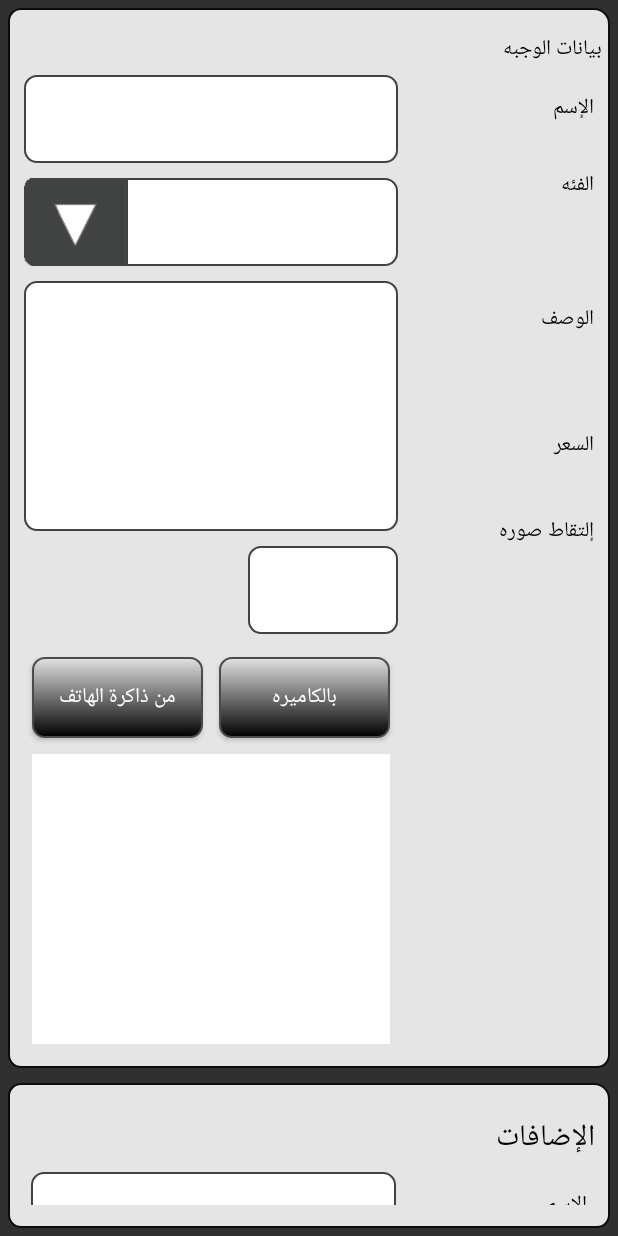
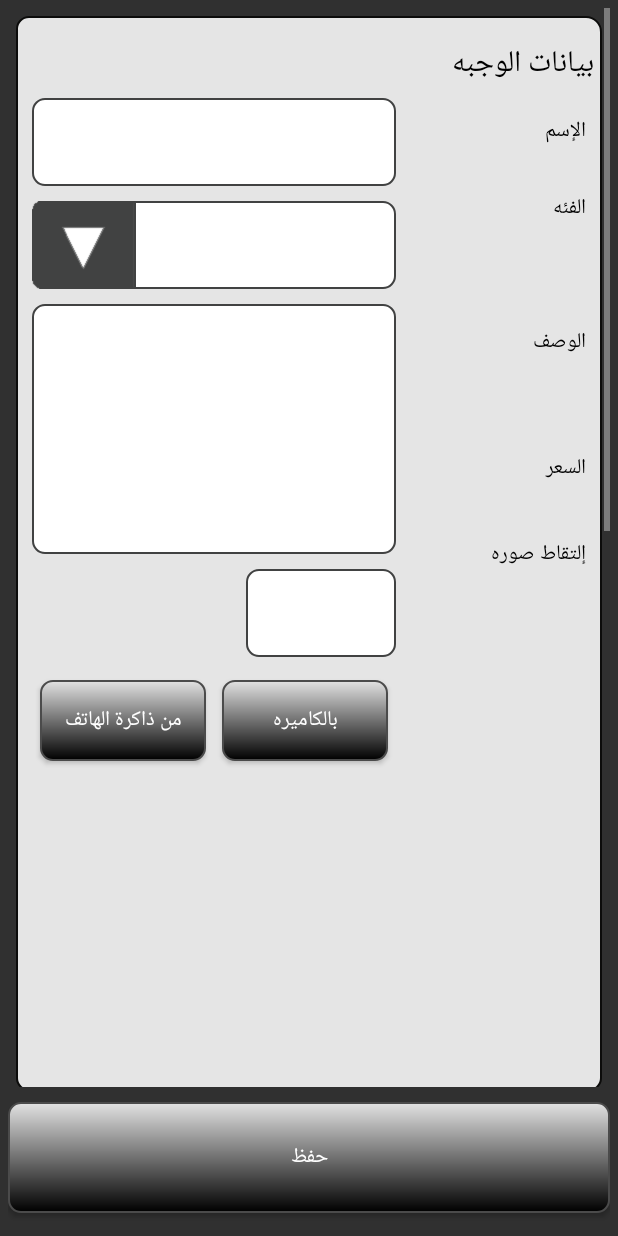
Before and after one commit to raedhosny/TastyHomeMade, an Android app: the layout fragment_add_foods_and_drinks.xml on its own in the app's theme, with its tools: preview values and no code run, on a phone screen of 412 x 824 dp. Run offline under Robolectric (Android 15) with nearby library versions, the phone set to English and light mode, and no system bars.

Commit message:
First Version

```diff
--- a/app/src/main/AndroidManifest.xml
+++ b/app/src/main/AndroidManifest.xml
@@ -2,9 +2,13 @@
 <manifest xmlns:android="http://schemas.android.com/apk/res/android"
     package="com.tastyhomemade.tastyhomemade">
 <uses-permission android:name="android.permission.INTERNET"></uses-permission>
+    <uses-feature android:name="android.hardware.camera"
+        android:required="true" />
+
+
+
     <application
         android:allowBackup="true"
-        android:icon="@mipmap/ic_launcher"
         android:label="@string/app_name"
         android:supportsRtl="true"
         android:theme="@style/AppTheme"
--- a/app/src/main/res/layout/activity_splash.xml
+++ b/app/src/main/res/layout/activity_splash.xml
@@ -2,6 +2,7 @@
 <LinearLayout xmlns:android="http://schemas.android.com/apk/res/android"
     android:layout_width="match_parent"
     android:layout_height="match_parent" android:padding="0dp" android:layout_margin="0dp"
+    android:gravity="bottom|fill_vertical"
     android:background="@drawable/splash"
     >
 
--- a/app/src/main/res/layout/fragment_add_foods_and_drinks.xml
+++ b/app/src/main/res/layout/fragment_add_foods_and_drinks.xml
@@ -1,169 +1,203 @@
 <?xml version="1.0" encoding="utf-8"?>
-<LinearLayout xmlns:android="http://schemas.android.com/apk/res/android"
+<RelativeLayout xmlns:android="http://schemas.android.com/apk/res/android"
     xmlns:app="http://schemas.android.com/apk/res-auto"
     xmlns:tools="http://schemas.android.com/tools"
-    android:orientation="vertical" android:layout_width="match_parent"
+    android:layout_width="match_parent"
     android:layout_height="match_parent"
+    android:orientation="vertical"
+    android:padding="5dp">
+
+
+
+
+    <Button
+        android:id="@+id/btnAddSave"
+        android:layout_width="match_parent"
+        android:layout_height="wrap_content"
+
+        android:layout_alignParentBottom="true"
+        android:layout_marginBottom="10dp"
+        android:height="111px"
+        android:background="@drawable/button"
+        android:text="حفظ"
+
+        />
+
+
+    <ScrollView
+        android:layout_width="match_parent"
+        android:layout_height="match_parent"
+
+        android:fillViewport="true"
+        android:layout_above="@id/btnAddSave"
+        android:layout_marginBottom="10dp"
+       >
+
+        <LinearLayout
+            android:layout_width="match_parent"
+            android:layout_height="match_parent"
+            android:orientation="vertical"
             android:padding="5dp">
 
 
             <LinearLayout
-        android:orientation="vertical"
                 android:layout_width="match_parent"
                 android:layout_height="wrap_content"
+                android:background="@drawable/border"
                 android:layoutDirection="rtl"
-        android:background="@drawable/border"
+                android:orientation="vertical"
                 android:padding="5dp">
 
                 <TextView
-            android:text="بيانات الوجبه"
+                    android:id="@+id/textView3"
                     android:layout_width="match_parent"
                     android:layout_height="wrap_content"
-            android:id="@+id/textView3"
+                    android:layout_marginTop="10dp"
+                    android:text="بيانات الوجبه"
                     android:textColor="#000"
-            android:layout_marginTop="10dp"
-            />
+                    android:textSize="20sp" />
 
                 <LinearLayout
-            android:orientation="horizontal"
                     android:layout_width="match_parent"
                     android:layout_height="wrap_content"
-          >
+                    android:orientation="horizontal">
+
                     <LinearLayout
-                android:orientation="vertical"
                         android:layout_width="match_parent"
                         android:layout_height="match_parent"
                         android:layout_weight="2"
+                        android:orientation="vertical"
                         android:padding="5dp">
 
                         <TextView
+                            android:id="@+id/lblAddName"
                             android:layout_width="match_parent"
                             android:layout_height="wrap_content"
-                    android:id="@+id/lblAddName"
-                    android:textSize="14sp"
+                            android:layout_marginTop="10dp"
+                            android:text="الإسم"
                             android:textColor="#000"
-                    android:text="الإسم"
-                    android:layout_marginTop="10dp" />
+                            android:textSize="14sp" />
 
                         <TextView
-                    android:text="الفئه"
+                            android:id="@+id/lblAddFoodCategory"
                             android:layout_width="match_parent"
                             android:layout_height="wrap_content"
-                    android:id="@+id/lblAddFoodCategory"
-                    android:textColor="#000"
-                    android:layout_marginTop="27dp" />
+                            android:layout_marginTop="27dp"
+                            android:text="الفئه"
+                            android:textColor="#000" />
 
                         <TextView
-                    android:text="الوصف"
+                            android:id="@+id/lblAddDescription"
                             android:layout_width="match_parent"
                             android:layout_height="wrap_content"
-                    android:id="@+id/lblAddDescription"
-                    android:textColor="#000"
-                    android:layout_marginTop="65dp" />
+                            android:layout_marginTop="65dp"
+                            android:text="الوصف"
+                            android:textColor="#000" />
 
                         <TextView
-                    android:text="السعر"
+                            android:id="@+id/lblAddPrice"
                             android:layout_width="match_parent"
                             android:layout_height="wrap_content"
-                    android:id="@+id/lblAddPrice"
-                    android:textColor="#000"
-                    android:layout_marginTop="60dp" />
+                            android:layout_marginTop="60dp"
+                            android:text="السعر"
+                            android:textColor="#000" />
 
                         <TextView
-                    android:text="إلتقاط صوره"
+                            android:id="@+id/lblImage"
                             android:layout_width="match_parent"
                             android:layout_height="wrap_content"
-                    android:id="@+id/lblImage"
-                    android:textColor="#000"
-                    android:layout_marginTop="33dp" />
+                            android:layout_marginTop="33dp"
+                            android:text="إلتقاط صوره"
+                            android:textColor="#000" />
                     </LinearLayout>
 
                     <LinearLayout
-                android:orientation="vertical"
                         android:layout_width="match_parent"
                         android:layout_height="match_parent"
                         android:layout_weight="1"
+                        android:orientation="vertical"
                         android:padding="5dp">
 
                         <EditText
+                            android:id="@+id/txtAddName"
                             android:layout_width="match_parent"
                             android:layout_height="88px"
-                    android:id="@+id/txtAddName"
                             android:background="@drawable/textbox_enabled" />
 
                         <RelativeLayout
                             android:layout_width="match_parent"
                             android:layout_height="88px"
-                    android:layout_marginTop="10dp"
-                    >
+                            android:layout_marginTop="10dp">
+
                             <ImageView
                                 android:layout_width="match_parent"
                                 android:layout_height="88px"
-                        android:background="@drawable/spinner"
-                        />
+                                android:background="@drawable/spinner" />
+
                             <ImageView
                                 android:layout_width="102px"
-                        android:layout_height="88px" android:background="@drawable/dropdown"
+                                android:layout_height="88px"
                                 android:layout_alignParentLeft="true"
-                        />
+                                android:background="@drawable/dropdown" />
+
                             <Spinner
+                                android:id="@+id/ddlAddCategory"
+
                                 android:layout_width="match_parent"
-
-                        android:id="@+id/spinner"
                                 android:layout_height="88px"
+                                android:background="@null"
                                 android:spinnerMode="dialog"
                                 android:theme="@android:style/Theme.Holo.Light"
-                        android:background="@null"
                                 />
 
 
                         </RelativeLayout>
 
                         <EditText
+                            android:id="@+id/txtAddDescription"
                             android:layout_width="match_parent"
-                    android:id="@+id/txtAddDescription"
-                    android:background="@drawable/textbox_enabled"
+                            android:layout_height="250px"
                             android:layout_marginTop="10dp"
-                    android:layout_height="250px" />
+                            android:background="@drawable/textbox_enabled" />
 
                         <EditText
+                            android:id="@+id/txtAddOrderPrice"
                             android:layout_width="100dp"
                             android:layout_height="88px"
-                    android:id="@+id/txtAddOrderPrice"
-                    android:background="@drawable/textbox_enabled"
-                    android:layout_marginTop="10dp" />
+                            android:layout_marginTop="10dp"
+                            android:background="@drawable/textbox_enabled" />
 
                         <LinearLayout
-                    android:orientation="horizontal"
                             android:layout_width="match_parent"
                             android:layout_height="wrap_content"
-                    android:layout_marginTop="10dp">
+                            android:layout_marginTop="10dp"
+                            android:orientation="horizontal">
 
                             <Button
-                        android:text="بالكاميره"
+                                android:id="@+id/btnAddFoodCamera"
                                 android:layout_width="wrap_content"
                                 android:layout_height="81px"
-                        android:id="@+id/btnAddFoodCamera"
+                                android:layout_margin="5dp"
                                 android:layout_weight="1"
                                 android:background="@drawable/button"
-                        android:layout_margin="5dp" />
+                                android:text="بالكاميره" />
 
                             <Button
-                        android:text="من ذاكرة الهاتف"
+                                android:id="@+id/btnAddFoodFromStorage"
                                 android:layout_width="wrap_content"
                                 android:layout_height="81px"
-                        android:id="@+id/btnAddFoodFromStorage"
+                                android:layout_margin="5dp"
                                 android:layout_weight="1"
                                 android:background="@drawable/button"
-                        android:layout_margin="5dp" />
+                                android:text="من ذاكرة الهاتف" />
                         </LinearLayout>
 
                         <ImageView
+                            android:id="@+id/imgAddFoodPhoto"
                             android:layout_width="match_parent"
                             android:layout_height="290px"
-                    app:srcCompat="@android:color/background_light"
-                    android:id="@+id/imgAddFoodPhoto"
-                    android:layout_margin="5dp" />
+                            android:layout_margin="5dp"
+                           />
 
 
                     </LinearLayout>
@@ -171,143 +205,149 @@
                 </LinearLayout>
 
 
-
             </LinearLayout>
 
             <LinearLayout
-        android:orientation="vertical"
                 android:layout_width="match_parent"
                 android:layout_height="match_parent"
                 android:layout_marginTop="10dp"
-        android:background="@drawable/border"
-        android:layoutDirection="rtl">
+
+                android:layoutDirection="rtl"
+                android:orientation="vertical"
+                android:background="@drawable/border">
 
                 <LinearLayout
-            android:orientation="vertical"
                     android:layout_width="match_parent"
                     android:layout_height="wrap_content"
+                    android:orientation="vertical"
                     android:padding="10dp">
 
                     <TextView
-                android:text="الإضافات"
+                        android:id="@+id/textView13"
                         android:layout_width="match_parent"
                         android:layout_height="wrap_content"
-                android:id="@+id/textView13"
+                        android:layout_marginTop="10dp"
+                        android:text="الإضافات"
                         android:textColor="#000"
-                android:layout_marginTop="10dp"
                         android:textSize="20sp" />
 
                     <LinearLayout
-                android:orientation="horizontal"
                         android:layout_width="match_parent"
-                android:layout_height="match_parent">
+                        android:layout_height="match_parent"
+                        android:orientation="horizontal">
 
                         <LinearLayout
-                    android:orientation="vertical"
                             android:layout_width="match_parent"
                             android:layout_height="match_parent"
                             android:layout_weight="2"
+                            android:orientation="vertical"
                             android:padding="5dp">
 
                             <TextView
-                        android:text="الإسم"
+                                android:id="@+id/textView9"
                                 android:layout_width="match_parent"
                                 android:layout_height="wrap_content"
-                        android:id="@+id/textView9"
-                        android:textColor="#000"
-                        android:layout_marginTop="10dp" />
+                                android:layout_marginTop="10dp"
+                                android:text="الإسم"
+                                android:textColor="#000" />
 
                             <TextView
-                        android:text="السعر"
+                                android:id="@+id/textView10"
                                 android:layout_width="match_parent"
                                 android:layout_height="wrap_content"
-                        android:id="@+id/textView10"
-                        android:textColor="#000"
-                        android:layout_marginTop="30dp" />
+                                android:layout_marginTop="30dp"
+                                android:text="السعر"
+                                android:textColor="#000" />
 
                             <TextView
-                        android:text="إلتقاط صوره"
+                                android:id="@+id/textView11"
                                 android:layout_width="match_parent"
                                 android:layout_height="wrap_content"
-                        android:id="@+id/textView11"
-                        android:textColor="#000"
-                        android:layout_marginTop="30dp" />
+                                android:layout_marginTop="30dp"
+                                android:text="إلتقاط صوره"
+                                android:textColor="#000" />
                         </LinearLayout>
 
                         <LinearLayout
-                    android:orientation="vertical"
                             android:layout_width="match_parent"
                             android:layout_height="match_parent"
                             android:layout_weight="1"
+                            android:orientation="vertical"
                             android:padding="5dp">
 
                             <EditText
+                                android:id="@+id/txtAddGradient"
                                 android:layout_width="match_parent"
                                 android:layout_height="88px"
-                        android:text="Name"
+                                android:background="@drawable/textbox_enabled"
                                 android:ems="10"
-                        android:id="@+id/txtAddGradient"
-                        android:background="@drawable/textbox_enabled" />
+                                android:text="Name" />
 
                             <EditText
+                                android:id="@+id/txtAddGradientPrice"
                                 android:layout_width="250px"
                                 android:layout_height="88px"
-                        android:text="Name"
+                                android:layout_marginTop="10dp"
+                                android:background="@drawable/textbox_enabled"
                                 android:ems="10"
-                        android:id="@+id/txtAddPrice"
-                        android:background="@drawable/textbox_enabled"
-                        android:layout_marginTop="10dp" />
+                                android:text="Name" />
 
                             <LinearLayout
-                        android:orientation="horizontal"
                                 android:layout_width="match_parent"
                                 android:layout_height="wrap_content"
-                        android:layout_marginTop="10dp">
+                                android:layout_marginTop="10dp"
+                                android:orientation="horizontal">
 
                                 <Button
-                            android:text="بالكاميره"
+                                    android:id="@+id/btnAddGradientCamera"
                                     android:layout_width="wrap_content"
                                     android:layout_height="81px"
-                            android:id="@+id/btnAddGradientCamera"
+                                    android:layout_margin="5dp"
                                     android:layout_weight="1"
                                     android:background="@drawable/button"
-                            android:layout_margin="5dp" />
+                                    android:text="بالكاميره" />
 
                                 <Button
-                            android:text="من ذاكرة الهاتف"
+                                    android:id="@+id/btnAddGradientFromStorage"
                                     android:layout_width="wrap_content"
                                     android:layout_height="81px"
-                            android:id="@+id/btnAddGradientFromStorage"
+                                    android:layout_margin="5dp"
                                     android:layout_weight="1"
                                     android:background="@drawable/button"
-                            android:layout_margin="5dp" />
+                                    android:text="من ذاكرة الهاتف" />
                             </LinearLayout>
 
                             <ImageView
+                                android:id="@+id/imgGradientPhoto"
                                 android:layout_width="match_parent"
-                        app:srcCompat="@android:color/background_light"
-                        android:id="@+id/imgGradientPhoto"
+                                android:layout_height="290px"
+                                android:layout_marginTop="10dp"
                                 android:layout_weight="1"
-                        android:layout_marginTop="10dp"
-                        android:layout_height="290px" />
+                                app:srcCompat="@android:color/background_light" />
 
                             <Button
-                        android:text="أضف"
+                                android:id="@+id/btnAddGradientAdd"
                                 android:layout_width="match_parent"
                                 android:layout_height="81px"
-                        android:id="@+id/btnAddGradientAdd"
+                                android:layout_marginTop="10dp"
                                 android:background="@drawable/button"
-                        android:layout_marginTop="10dp" />
+                                android:text="أضف" />
 
                             <ListView
+                                android:id="@+id/lvAddFoodGradient"
                                 android:layout_width="match_parent"
-                        android:layout_height="match_parent"
+                                android:layout_height="290px"
                                 android:layout_marginTop="10dp"
-                        android:background="#fff" />
+                                android:background="#fff"
+                                 />
                         </LinearLayout>
 
                     </LinearLayout>
                 </LinearLayout>
             </LinearLayout>
 
+
         </LinearLayout>
+
+    </ScrollView>
+</RelativeLayout>
```
Also changed, not shown: app/src/main/java/com/tastyhomemade/tastyhomemade/Adapter/MainMenuAdapter.java (+9 -7 lines), app/src/main/java/com/tastyhomemade/tastyhomemade/Business/Categories.java (added, +44 -0 lines), app/src/main/java/com/tastyhomemade/tastyhomemade/Business/CategoriesDB.java (added, +53 -0 lines), app/src/main/java/com/tastyhomemade/tastyhomemade/Fragment/AddFoodsAndDrinksFragment.java (added, +156 -0 lines), app/src/main/java/com/tastyhomemade/tastyhomemade/MainActivity.java (+11 -4 lines), app/src/main/java/com/tastyhomemade/tastyhomemade/Others/Utils.java (+8 -2 lines), app/src/main/res/drawable/background.jpg (deleted), app/src/main/res/drawable/background.png (added), app/src/main/res/drawable/splash.jpg, app/src/main/res/mipmap-hdpi/ic_launcher.png (deleted), app/src/main/res/mipmap-mdpi/ic_launcher.png (deleted), app/src/main/res/mipmap-xhdpi/ic_launcher.png (deleted), app/src/main/res/mipmap-xxhdpi/ic_launcher.png (deleted), app/src/main/res/mipmap-xxxhdpi/ic_launcher.png (deleted). Lines whose indentation alone changed are shown as unchanged.
